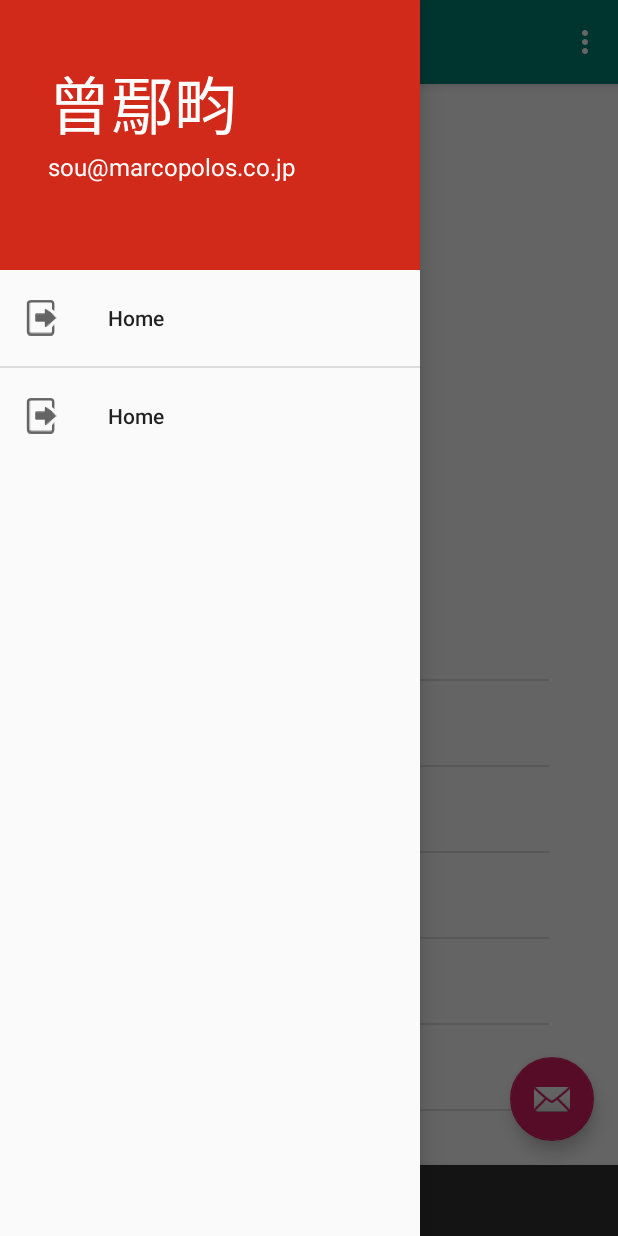
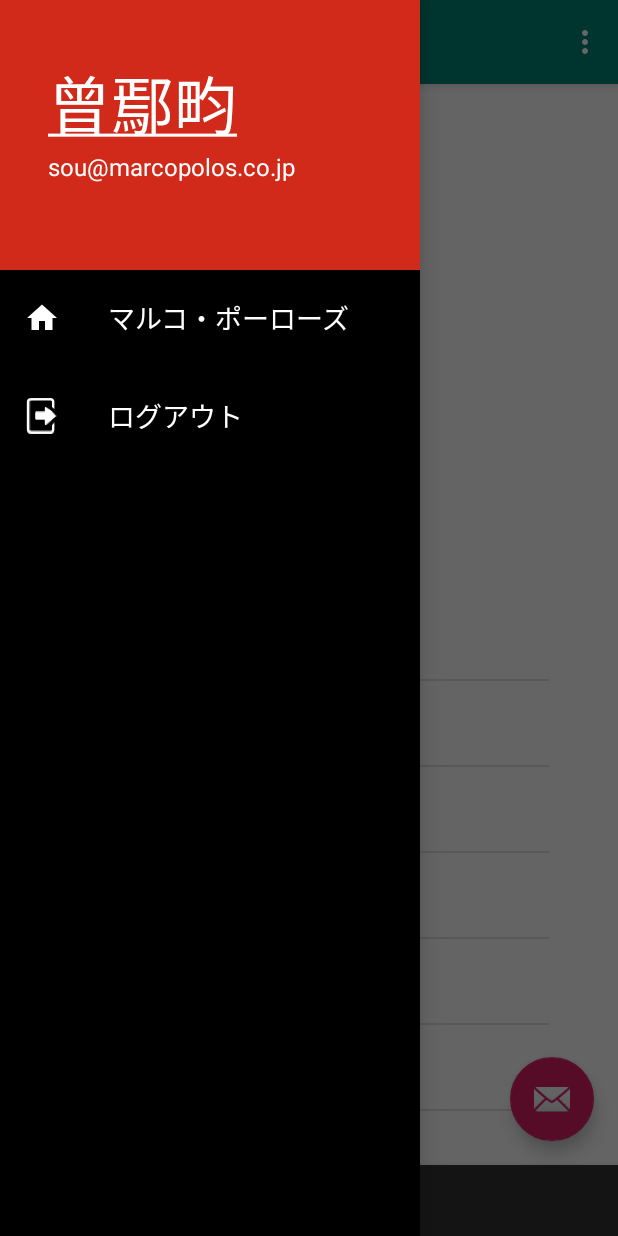
Before and after one commit to myforestory/Attendance_System, an Android app: the screen it shows after launch (MainActivity), after a tap on "Open navigation drawer", on a phone screen of 412 x 824 dp. Run offline under Robolectric (Android 15) with nearby library versions, the phone set to English and light mode, and no system bars; 1 other tap on this screen came first.

Commit message:
drawer color

```diff
--- a/app/build.gradle
+++ b/app/build.gradle
@@ -4,7 +4,7 @@ android {
     compileSdkVersion 28
     defaultConfig {
         applicationId "com.example.myapplication"
-        minSdkVersion 15
+        minSdkVersion 26
         targetSdkVersion 28
         versionCode 1
         versionName "1.0"
--- a/app/src/main/java/com/example/myapplication/MainActivity.java
+++ b/app/src/main/java/com/example/myapplication/MainActivity.java
@@ -7,6 +7,7 @@ import android.support.design.widget.FloatingActionButton;
 import android.support.design.widget.Snackbar;
 import android.text.SpannableString;
 import android.text.style.UnderlineSpan;
+import android.util.Log;
 import android.view.LayoutInflater;
 import android.view.View;
 import android.support.v4.view.GravityCompat;
@@ -34,6 +35,9 @@ public class MainActivity extends AppCompatActivity
 
     private ListView lvTeam;
     private List<Team> teamList;
+    private ActionBarDrawerToggle mDrawerToggle;
+    private CharSequence mDrawerTitle;
+    private CharSequence mTitle;
 
 
     @Override
@@ -59,6 +63,32 @@ public class MainActivity extends AppCompatActivity
         toggle.syncState();
         navigationView.setNavigationItemSelectedListener(this);
 
+        mTitle = mDrawerTitle = getTitle();
+
+        mDrawerToggle = new ActionBarDrawerToggle(this, drawer, toolbar
+                , R.string.navigation_drawer_open, R.string.navigation_drawer_close) {
+
+            public void onDrawerClosed(View view) {
+                setTitle(mTitle);
+                invalidateOptionsMenu(); // creates call to onPrepareOptionsMenu()
+            }
+
+            public void onDrawerOpened(View drawerView) {
+                TextView userNameTextView = (TextView) findViewById(R.id.user_name);
+                TextView userEmailTextView = (TextView) findViewById(R.id.user_email);
+                SpannableString nameString = new SpannableString("曾鄢畇");
+                nameString.setSpan(new UnderlineSpan(), 0, nameString.length(), 0);
+                userNameTextView.setText(nameString);
+                SpannableString emailString = new SpannableString("sou@marcopolos.co.jp");
+                userEmailTextView.setText(emailString);
+                setTitle(mDrawerTitle);
+                invalidateOptionsMenu();
+                 // creates call to onPrepareOptionsMenu()
+            }
+
+        };
+        drawer.addDrawerListener(mDrawerToggle);
+
         initTeams();
         findViews();
     }
@@ -72,10 +102,6 @@ public class MainActivity extends AppCompatActivity
         } else {
             super.onBackPressed();
         }
-        TextView textView = (TextView) findViewById(R.id.aloha);
-        SpannableString content = new SpannableString("Content");
-        content.setSpan(new UnderlineSpan(), 0, content.length(), 0);
-        textView.setText(content);
     }
 
     @Override
@@ -125,6 +151,8 @@ public class MainActivity extends AppCompatActivity
         drawer.closeDrawer(GravityCompat.START);
         return true;
     }
+
+
 
     private void initTeams() {
         // teamList儲存ListView各列對應的資料
--- /dev/null
+++ b/app/src/main/res/drawable-anydpi/ic_menu_home_white.xml
@@ -0,0 +1,10 @@
+<vector xmlns:android="http://schemas.android.com/apk/res/android"
+    android:width="24dp"
+    android:height="24dp"
+    android:viewportWidth="24"
+    android:viewportHeight="24"
+    android:tint="#333333">
+    <path
+        android:fillColor="#FF000000"
+        android:pathData="M10,20v-6h4v6h5v-8h3L12,3 2,12h3v8z"/>
+</vector>
--- a/app/src/main/res/layout/activity_main.xml
+++ b/app/src/main/res/layout/activity_main.xml
@@ -14,12 +14,16 @@
         android:layout_height="match_parent" />
 
     <android.support.design.widget.NavigationView
+        android:background="@color/colorMainBlack"
         android:id="@+id/nav_view"
         android:layout_width="wrap_content"
         android:layout_height="match_parent"
         android:layout_gravity="start"
         android:fitsSystemWindows="true"
+        app:itemTextColor="@color/colorMainWhite"
+        app:itemIconTint="@color/colorMainWhite"
         app:headerLayout="@layout/nav_header_main"
-        app:menu="@menu/activity_main_drawer" />
+        app:menu="@menu/activity_main_drawer"
+        app:theme="@style/NavigationDrawerStyle" />
 
 </android.support.v4.widget.DrawerLayout>
--- a/app/src/main/res/layout/nav_header_main.xml
+++ b/app/src/main/res/layout/nav_header_main.xml
@@ -13,20 +13,18 @@
     android:theme="@style/ThemeOverlay.AppCompat.Dark">
 
     <TextView
-        android:id="@+id/aloha"
+        android:id="@+id/user_name"
         android:layout_width="375dp"
         android:layout_height="wrap_content"
-        android:text="曾鄢畇"
         android:textColor="@android:color/white"
         android:textSize="@dimen/dp_42" />
     <!--android:background="@drawable/textlines"-->
 
     <TextView
+        android:id="@+id/user_email"
         android:layout_width="match_parent"
         android:layout_height="wrap_content"
-
         android:layout_marginBottom="@dimen/dp_42"
-        android:text="sou@marcopolos.co.jp"
         android:textAppearance="@style/TextAppearance.AppCompat.Body1"
         android:textColor="@android:color/white"
         android:textSize="@dimen/dp_16" />
--- a/app/src/main/res/menu/activity_main_drawer.xml
+++ b/app/src/main/res/menu/activity_main_drawer.xml
@@ -6,14 +6,15 @@
     <group>
         <item
             android:id="@+id/back_home"
-            android:icon="@drawable/ic_menu_home"
+            android:icon="@drawable/ic_menu_home_white"
             android:title="@string/menu_home" />
     </group>
     <group android:id="@+id/log_out_menu">
         <item
             android:id="@+id/log_out"
+            android:tint="@android:color/white"
             android:icon="@drawable/ic_menu_logout_white"
-            android:title="@string/menu_home" />
+            android:title="@string/menu_logout" />
     </group>
 
 </menu>
--- a/app/src/main/res/values/colors.xml
+++ b/app/src/main/res/values/colors.xml
@@ -4,4 +4,6 @@
     <color name="colorPrimaryDark">#00574B</color>
     <color name="colorAccent">#D81B60</color>
     <color name="colorMainRed">#D1291A</color>
+    <color name="colorMainBlack">#000000</color>
+    <color name="colorMainWhite">#FFFFFF</color>
 </resources>
--- a/app/src/main/res/values/drawables.xml
+++ b/app/src/main/res/values/drawables.xml
@@ -8,7 +8,8 @@
     <item name="ic_btn_speak_now" type="drawable">@android:drawable/ic_btn_speak_now</item>
     <item name="ic_menu_set_as" type="drawable">@android:drawable/ic_menu_set_as</item>
     <item name="ic_menu_mylocation" type="drawable">@android:drawable/ic_menu_mylocation</item>
-    <item name="ic_menu_home" type="drawable">@drawable/ic_menu_logout_white</item>
+    <item name="ic_menu_logout" type="drawable">@drawable/ic_menu_logout_white</item>
+    <item name="ic_menu_home" type="drawable">@drawable/ic_menu_home_white</item>
     <item name="ic_dialog_info" type="drawable">@android:drawable/ic_dialog_info</item>
     <item name="ic_menu_myplaces" type="drawable">@android:drawable/ic_menu_myplaces</item>
 </resources>
--- a/app/src/main/res/values/strings.xml
+++ b/app/src/main/res/values/strings.xml
@@ -7,8 +7,8 @@
     <string name="nav_header_desc">Navigation header</string>
     <string name="action_settings">Settings</string>
 
-    <string name="menu_home">Home</string>
-    <string name="menu_gallery">Gallery</string>
+    <string name="menu_home">マルコ・ポーローズ</string>
+    <string name="menu_logout">ログアウト</string>
     <string name="menu_slideshow">Slideshow</string>
     <string name="menu_tools">Tools</string>
     <string name="menu_share">Share</string>
--- a/app/src/main/res/values/styles.xml
+++ b/app/src/main/res/values/styles.xml
@@ -3,7 +3,8 @@
     <!-- Base application theme. -->
     <style name="AppTheme" parent="Theme.AppCompat.Light.DarkActionBar">
         <!-- Customize your theme here. -->
-        <item name="colorPrimary">@color/colorPrimary</item>
+        <item name="android:background">@color/colorMainBlack</item>
+        <item name="colorPrimary">@color/colorMainBlack</item>
         <item name="colorPrimaryDark">@color/colorPrimaryDark</item>
         <item name="colorAccent">@color/colorAccent</item>
     </style>
@@ -24,5 +25,9 @@
 
     <style name="AppTheme.PopupOverlay" parent="ThemeOverlay.AppCompat.Light" />
 
+    <style name="NavigationDrawerStyle">
+        <item name="android:textSize">18sp</item><!-- text size in menu-->
+    </style>
+
 
 </resources>
```
Also changed, not shown: app/src/main/res/drawable-hdpi/ic_menu_home_white.png (added), app/src/main/res/drawable-mdpi/ic_menu_home_white.png (added), app/src/main/res/drawable-xhdpi/ic_menu_home_white.png (added), app/src/main/res/drawable-xxhdpi/ic_menu_home_white.png (added), app/src/main/res/drawable-xxxhdpi/ic_menu_home_white.png (added).
